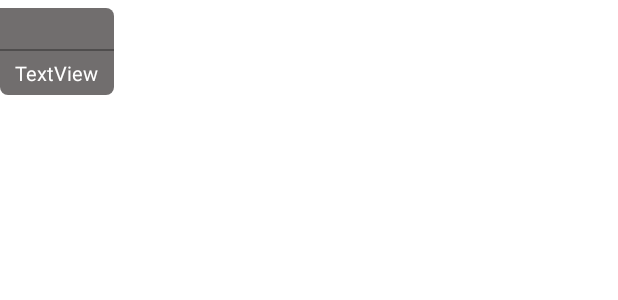
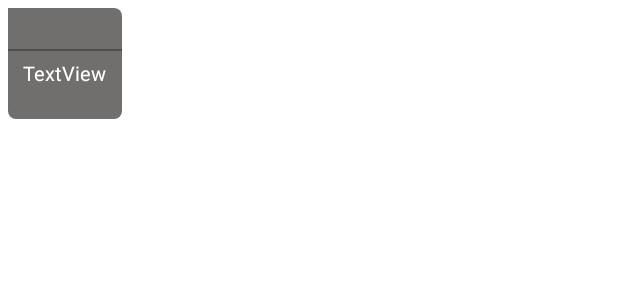
Before and after one commit to 15NiKhIl/ChatApp, an Android app: the layout item_receive_group.xml on its own in the app's theme, with its tools: preview values and no code run, on a phone screen of 412 x 824 dp. Shown: the top 300 px of the screen. Run offline under Robolectric (Android 15) with nearby library versions, the phone set to English and light mode, and no system bars; Roboto replaces fonts that are not available here.

Commit message:
Project Updated

```diff
--- a/app/src/main/res/layout/item_receive_group.xml
+++ b/app/src/main/res/layout/item_receive_group.xml
@@ -2,7 +2,7 @@
 <androidx.constraintlayout.widget.ConstraintLayout xmlns:android="http://schemas.android.com/apk/res/android"
     xmlns:app="http://schemas.android.com/apk/res-auto"
     xmlns:tools="http://schemas.android.com/tools"
-    android:layout_width="match_parent"
+    android:layout_width="190dp"
     android:layout_height="wrap_content"
     android:layout_marginTop="5dp">
 
@@ -13,7 +13,8 @@
         android:background="@drawable/receive_drawable"
         android:orientation="vertical"
         app:layout_constraintStart_toStartOf="parent"
-        app:layout_constraintTop_toTopOf="parent">
+        app:layout_constraintTop_toTopOf="parent"
+        android:layout_marginLeft="5dp">
 
         <TextView
             android:id="@+id/name"
@@ -50,16 +51,13 @@
             android:text="TextView"
             android:textSize="13sp"
             android:textColor="@color/white"/>
+
+        <ImageView
+            android:id="@+id/feeling"
+            android:layout_width="16dp"
+            android:layout_height="16dp"
+            android:visibility="invisible"
+            app:srcCompat="@drawable/ic_fb_love" />
     </LinearLayout>
 
-    <ImageView
-        android:id="@+id/feeling"
-        android:layout_width="16dp"
-        android:layout_height="16dp"
-        android:visibility="invisible"
-        app:layout_constraintBottom_toBottomOf="@+id/linearLayout2"
-        app:layout_constraintEnd_toEndOf="@+id/linearLayout2"
-        app:layout_constraintStart_toEndOf="@+id/linearLayout2"
-        app:layout_constraintTop_toTopOf="@+id/linearLayout2"
-        app:srcCompat="@drawable/ic_fb_love" />
 </androidx.constraintlayout.widget.ConstraintLayout>
--- a/app/src/main/res/layout/item_sent_group.xml
+++ b/app/src/main/res/layout/item_sent_group.xml
@@ -2,9 +2,10 @@
 <androidx.constraintlayout.widget.ConstraintLayout xmlns:android="http://schemas.android.com/apk/res/android"
     xmlns:app="http://schemas.android.com/apk/res-auto"
     xmlns:tools="http://schemas.android.com/tools"
-    android:layout_width="match_parent"
+    android:layout_width="250dp"
     android:layout_height="wrap_content"
-    android:layout_marginTop="5dp">
+    android:layout_marginTop="5dp"
+    android:layout_marginLeft="145dp">
 
     <LinearLayout
         android:id="@+id/linearLayout"
```
